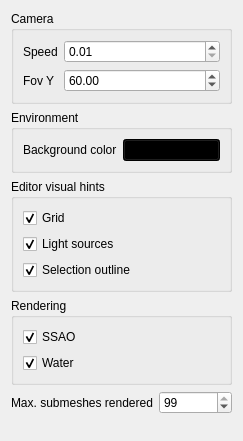
First picture: the form in Project2/ui/miscsettingswidget.ui, repository jesusdz/AGP, before the edit.
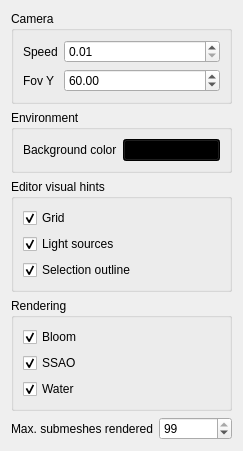
Second picture: the form after the edit.

Commit message: Project2: Bloom implemented. Weird bug in texture filter, behaves as GL_REPEAT, but it's configured as GL_CLAMP_TO_EDGE.

The edit to the form file:
```diff
--- a/Project2/ui/miscsettingswidget.ui
+++ b/Project2/ui/miscsettingswidget.ui
@@ -128,6 +128,16 @@
       <string>Rendering</string>
      </property>
      <layout class="QVBoxLayout" name="verticalLayout_2">
+      <item>
+       <widget class="QCheckBox" name="checkBoxBloom">
+        <property name="text">
+         <string>Bloom</string>
+        </property>
+        <property name="checked">
+         <bool>true</bool>
+        </property>
+       </widget>
+      </item>
       <item>
        <widget class="QCheckBox" name="checkBoxSSAO">
         <property name="text">
```
The commit also changes 10 other files.
